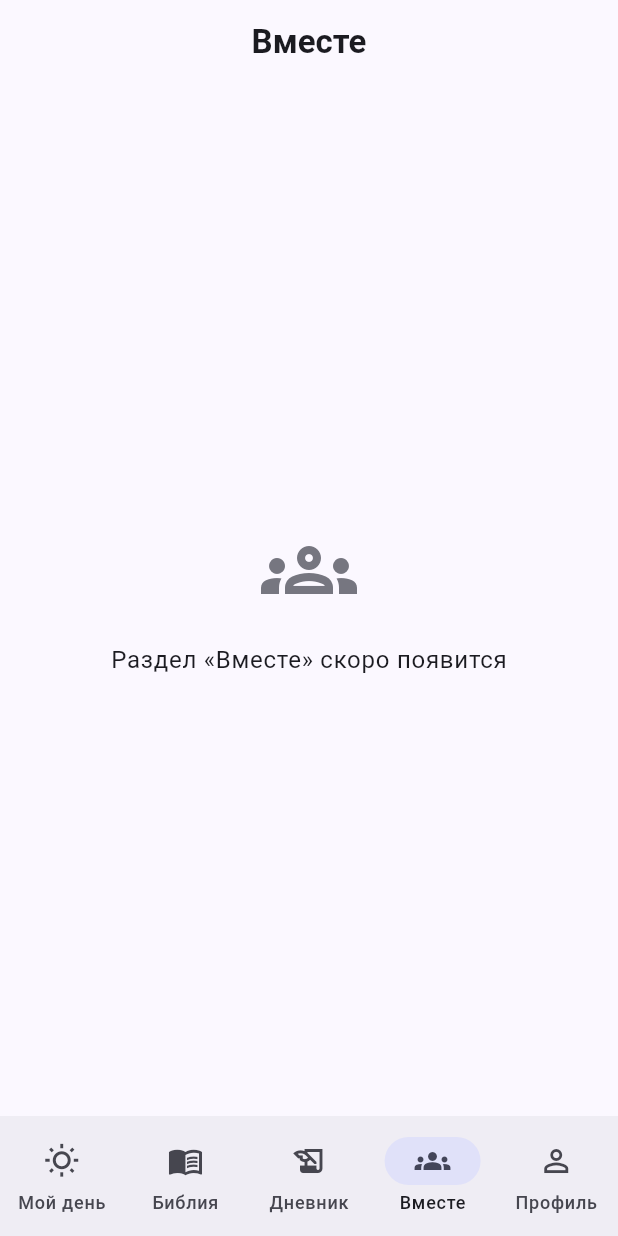
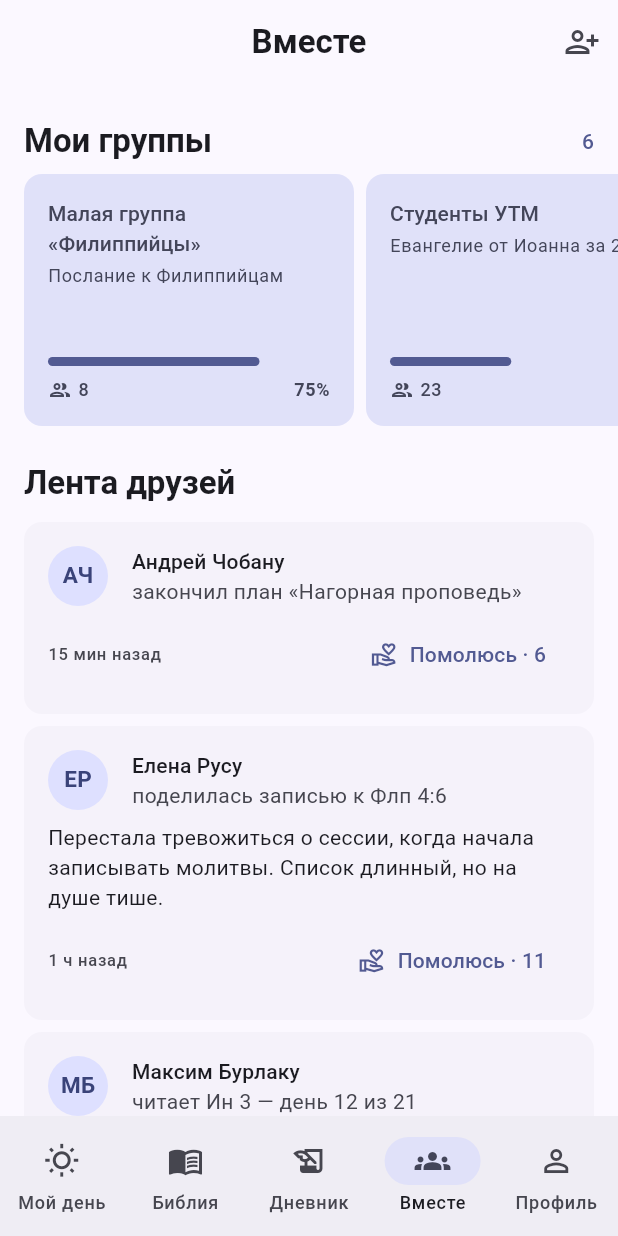
Before and after one commit to NichitaOrmanji/bibly_app, a Flutter app: the MainShell screen opened directly, item 4 of the bottom bar chosen, on a phone screen of 412 x 824 dp. Run offline on Flutter 3.47's test engine with Material 3 defaults, Android fonts, the phone set to English and light mode, and no system bars.

Commit message:
Экран «Вместе»: группы совместного чтения и лента друзей

```diff
--- a/lib/data/mock_data.dart
+++ b/lib/data/mock_data.dart
@@ -1,5 +1,6 @@
 import '../models/bible_book.dart';
 import '../models/chapter_verse.dart';
+import '../models/community.dart';
 import '../models/daily_task.dart';
 import '../models/diary_entry.dart';
 import '../models/verse.dart';
@@ -269,4 +270,66 @@ class MockData {
       isPrivate: true,
     ),
   ];
+
+  // ---------- Вместе ----------
+
+  static const List<ReadingGroup> groups = [
+    ReadingGroup('Малая группа «Филиппийцы»', 8, 'Послание к Филиппийцам', 0.75),
+    ReadingGroup('Студенты УТМ', 23, 'Евангелие от Иоанна за 21 день', 0.43),
+    ReadingGroup('Семья Орманжи', 4, 'Псалмы утешения', 0.6),
+    ReadingGroup('Утренний кофе и Притчи', 12, 'Притчи — глава в день', 0.32),
+    ReadingGroup('Молодёжь церкви «Благодать»', 31, 'Нагорная проповедь', 0.9),
+    ReadingGroup('Библия за год 2026', 146, 'Вся Библия за 365 дней', 0.79),
+  ];
+
+  static const List<FriendActivity> feed = [
+    FriendActivity(
+      name: 'Андрей Чобану',
+      action: 'закончил план «Нагорная проповедь»',
+      timeLabel: '15 мин назад',
+      prayers: 6,
+    ),
+    FriendActivity(
+      name: 'Елена Русу',
+      action: 'поделилась записью к Флп 4:6',
+      timeLabel: '1 ч назад',
+      sharedText: 'Перестала тревожиться о сессии, когда начала '
+          'записывать молитвы. Список длинный, но на душе тише.',
+      prayers: 11,
+    ),
+    FriendActivity(
+      name: 'Максим Бурлаку',
+      action: 'читает Ин 3 — день 12 из 21',
+      timeLabel: '2 ч назад',
+      prayers: 2,
+    ),
+    FriendActivity(
+      name: 'Ольга Попеску',
+      action: 'просит молитвы',
+      timeLabel: '3 ч назад',
+      sharedText: 'Завтра у папы операция. Буду благодарна '
+          'за молитвы обо всей нашей семье.',
+      prayers: 24,
+    ),
+    FriendActivity(
+      name: 'Даниил Морарь',
+      action: '30 дней подряд с Библией',
+      timeLabel: 'вчера',
+      prayers: 9,
+    ),
+    FriendActivity(
+      name: 'Мария Лупу',
+      action: 'поделилась записью к Пс 22:1',
+      timeLabel: 'вчера',
+      sharedText: 'Господь — Пастырь мой. Перечитала в автобусе '
+          'и впервые не спешила.',
+      prayers: 7,
+    ),
+    FriendActivity(
+      name: 'Сергей Гуцу',
+      action: 'присоединился к группе «Студенты УТМ»',
+      timeLabel: '2 дня назад',
+      prayers: 3,
+    ),
+  ];
 }
--- /dev/null
+++ b/lib/models/community.dart
@@ -0,0 +1,29 @@
+/// Группа совместного чтения: название, участники, текущий план и прогресс.
+class ReadingGroup {
+  final String name;
+  final int members;
+  final String plan;
+
+  /// Доля пройденного плана, от 0 до 1.
+  final double progress;
+
+  const ReadingGroup(this.name, this.members, this.plan, this.progress);
+}
+
+/// Событие в ленте друзей: кто, что сделал, когда и (необязательно)
+/// запись дневника, которой человек поделился.
+class FriendActivity {
+  final String name;
+  final String action;
+  final String timeLabel;
+  final String? sharedText;
+  final int prayers;
+
+  const FriendActivity({
+    required this.name,
+    required this.action,
+    required this.timeLabel,
+    this.sharedText,
+    this.prayers = 0,
+  });
+}
--- a/lib/screens/main_shell.dart
+++ b/lib/screens/main_shell.dart
@@ -1,10 +1,10 @@
 import 'package:flutter/material.dart';
 
-import '../widgets/coming_soon_view.dart';
 import 'bible_screen.dart';
 import 'diary_screen.dart';
 import 'my_day_screen.dart';
 import 'profile_screen.dart';
+import 'together_screen.dart';
 
 /// Оболочка с нижней навигацией. Единственное состояние — индекс
 /// выбранной вкладки (это допускается условиями ЛР2).
@@ -22,7 +22,7 @@ class _MainShellState extends State<MainShell> {
     MyDayScreen(),
     BibleScreen(),
     DiaryScreen(),
-    ComingSoonView(title: 'Вместе', icon: Icons.groups_outlined),
+    TogetherScreen(),
     ProfileScreen(),
   ];
 
--- /dev/null
+++ b/lib/screens/together_screen.dart
@@ -0,0 +1,208 @@
+import 'package:flutter/material.dart';
+
+import '../data/mock_data.dart';
+import '../models/community.dart';
+import '../utils/app_constants.dart';
+import '../widgets/initials_avatar.dart';
+import '../widgets/section_header.dart';
+
+/// «Вместе» — группы совместного чтения (горизонтальный список)
+/// и лента друзей: прогресс, записи, которыми поделились, просьбы о молитве.
+class TogetherScreen extends StatelessWidget {
+  const TogetherScreen({super.key});
+
+  @override
+  Widget build(BuildContext context) {
+    const groups = MockData.groups;
+    const feed = MockData.feed;
+
+    return Scaffold(
+      appBar: AppBar(
+        title: const Text('Вместе'),
+        actions: [
+          IconButton(
+            tooltip: 'Пригласить друга',
+            icon: const Icon(Icons.person_add_alt_1_outlined),
+            onPressed: () {},
+          ),
+        ],
+      ),
+      body: ListView(
+        padding: const EdgeInsets.only(bottom: AppConstants.paddingLarge),
+        children: [
+          SectionHeader(title: 'Мои группы', trailing: '${groups.length}'),
+          SizedBox(
+            height: 168,
+            child: ListView.separated(
+              scrollDirection: Axis.horizontal,
+              padding: const EdgeInsets.symmetric(
+                horizontal: AppConstants.paddingMedium,
+              ),
+              itemCount: groups.length,
+              separatorBuilder: (_, _) =>
+                  const SizedBox(width: AppConstants.paddingSmall),
+              itemBuilder: (context, i) => _GroupCard(group: groups[i]),
+            ),
+          ),
+          const SectionHeader(title: 'Лента друзей'),
+          for (final item in feed) _ActivityCard(activity: item),
+        ],
+      ),
+    );
+  }
+}
+
+/// Карточка группы в горизонтальном списке.
+class _GroupCard extends StatelessWidget {
+  final ReadingGroup group;
+
+  const _GroupCard({required this.group});
+
+  @override
+  Widget build(BuildContext context) {
+    final scheme = Theme.of(context).colorScheme;
+    final textTheme = Theme.of(context).textTheme;
+
+    return SizedBox(
+      width: 220,
+      child: Card(
+        elevation: 0,
+        margin: EdgeInsets.zero,
+        color: scheme.secondaryContainer,
+        child: Padding(
+          padding: const EdgeInsets.all(AppConstants.paddingMedium),
+          child: Column(
+            crossAxisAlignment: CrossAxisAlignment.start,
+            children: [
+              Text(
+                group.name,
+                maxLines: 2,
+                overflow: TextOverflow.ellipsis,
+                style: textTheme.titleSmall?.copyWith(
+                  color: scheme.onSecondaryContainer,
+                ),
+              ),
+              const SizedBox(height: 4),
+              Text(
+                group.plan,
+                maxLines: 1,
+                overflow: TextOverflow.ellipsis,
+                style: textTheme.bodySmall?.copyWith(
+                  color: scheme.onSecondaryContainer,
+                ),
+              ),
+              const Spacer(),
+              LinearProgressIndicator(
+                value: group.progress,
+                minHeight: 6,
+                borderRadius: BorderRadius.circular(3),
+              ),
+              const SizedBox(height: AppConstants.paddingSmall),
+              Row(
+                children: [
+                  Icon(
+                    Icons.group_outlined,
+                    size: 16,
+                    color: scheme.onSecondaryContainer,
+                  ),
+                  const SizedBox(width: 4),
+                  Text(
+                    '${group.members}',
+                    style: textTheme.labelMedium?.copyWith(
+                      color: scheme.onSecondaryContainer,
+                    ),
+                  ),
+                  const Spacer(),
+                  Text(
+                    '${(group.progress * 100).round()}%',
+                    style: textTheme.labelMedium?.copyWith(
+                      color: scheme.onSecondaryContainer,
+                      fontWeight: FontWeight.w700,
+                    ),
+                  ),
+                ],
+              ),
+            ],
+          ),
+        ),
+      ),
+    );
+  }
+}
+
+/// Событие ленты: аватар, имя, действие, время, текст записи
+/// и кнопка «Помолюсь» со счётчиком.
+class _ActivityCard extends StatelessWidget {
+  final FriendActivity activity;
+
+  const _ActivityCard({required this.activity});
+
+  @override
+  Widget build(BuildContext context) {
+    final scheme = Theme.of(context).colorScheme;
+    final textTheme = Theme.of(context).textTheme;
+
+    return Card(
+      elevation: 0,
+      color: scheme.surfaceContainerLow,
+      margin: const EdgeInsets.symmetric(
+        horizontal: AppConstants.paddingMedium,
+        vertical: AppConstants.paddingSmall / 2,
+      ),
+      child: Padding(
+        padding: const EdgeInsets.all(AppConstants.paddingMedium),
+        child: Column(
+          crossAxisAlignment: CrossAxisAlignment.start,
+          children: [
+            Row(
+              children: [
+                InitialsAvatar(name: activity.name),
+                const SizedBox(width: AppConstants.paddingMedium),
+                Expanded(
+                  child: Column(
+                    crossAxisAlignment: CrossAxisAlignment.start,
+                    children: [
+                      Text(activity.name, style: textTheme.titleSmall),
+                      Text(
+                        activity.action,
+                        style: textTheme.bodyMedium?.copyWith(
+                          color: scheme.onSurfaceVariant,
+                        ),
+                      ),
+                    ],
+                  ),
+                ),
+              ],
+            ),
+            if (activity.sharedText != null) ...[
+              const SizedBox(height: AppConstants.paddingSmall),
+              Text(activity.sharedText!, style: textTheme.bodyMedium),
+            ],
+            const SizedBox(height: AppConstants.paddingSmall),
+            Row(
+              children: [
+                // Expanded отдаёт времени только оставшееся место,
+                // поэтому на узком экране строка не переполняется.
+                Expanded(
+                  child: Text(
+                    activity.timeLabel,
+                    maxLines: 1,
+                    overflow: TextOverflow.ellipsis,
+                    style: textTheme.labelSmall?.copyWith(
+                      color: scheme.onSurfaceVariant,
+                    ),
+                  ),
+                ),
+                TextButton.icon(
+                  onPressed: () {},
+                  icon: const Icon(Icons.volunteer_activism_outlined, size: 18),
+                  label: Text('Помолюсь · ${activity.prayers}'),
+                ),
+              ],
+            ),
+          ],
+        ),
+      ),
+    );
+  }
+}
--- a/lib/widgets/coming_soon_view.dart
+++ /dev/null
@@ -1,33 +0,0 @@
-import 'package:flutter/material.dart';
-
-import '../utils/app_constants.dart';
-
-/// Временная заглушка для вкладок, экраны которых ещё не сделаны.
-class ComingSoonView extends StatelessWidget {
-  final String title;
-  final IconData icon;
-
-  const ComingSoonView({super.key, required this.title, required this.icon});
-
-  @override
-  Widget build(BuildContext context) {
-    final scheme = Theme.of(context).colorScheme;
-
-    return Scaffold(
-      appBar: AppBar(title: Text(title)),
-      body: Center(
-        child: Column(
-          mainAxisSize: MainAxisSize.min,
-          children: [
-            Icon(icon, size: 64, color: scheme.outline),
-            const SizedBox(height: AppConstants.paddingMedium),
-            Text(
-              'Раздел «$title» скоро появится',
-              style: Theme.of(context).textTheme.bodyLarge,
-            ),
-          ],
-        ),
-      ),
-    );
-  }
-}
```
Also changed, not shown: 4 other files.
